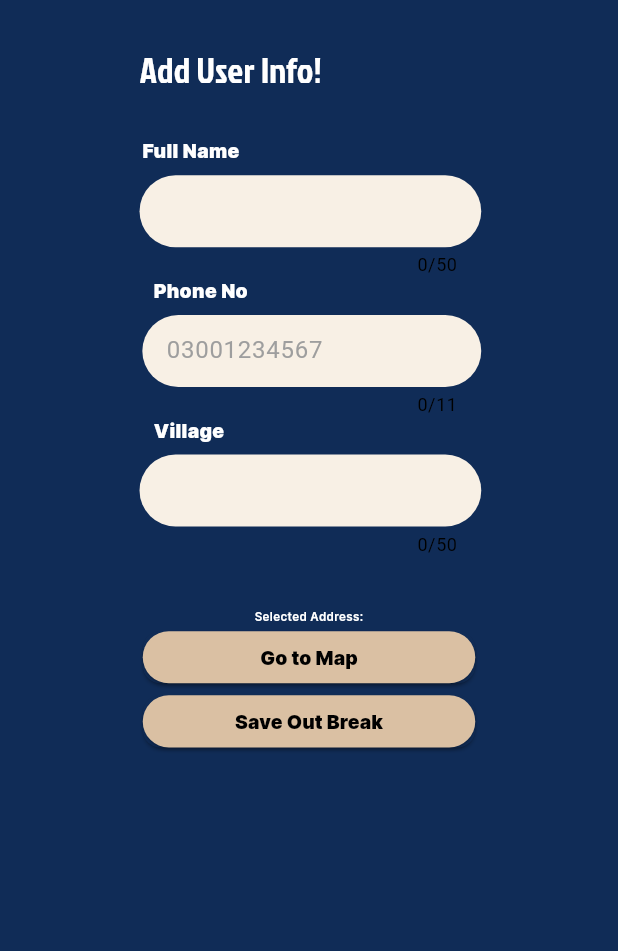
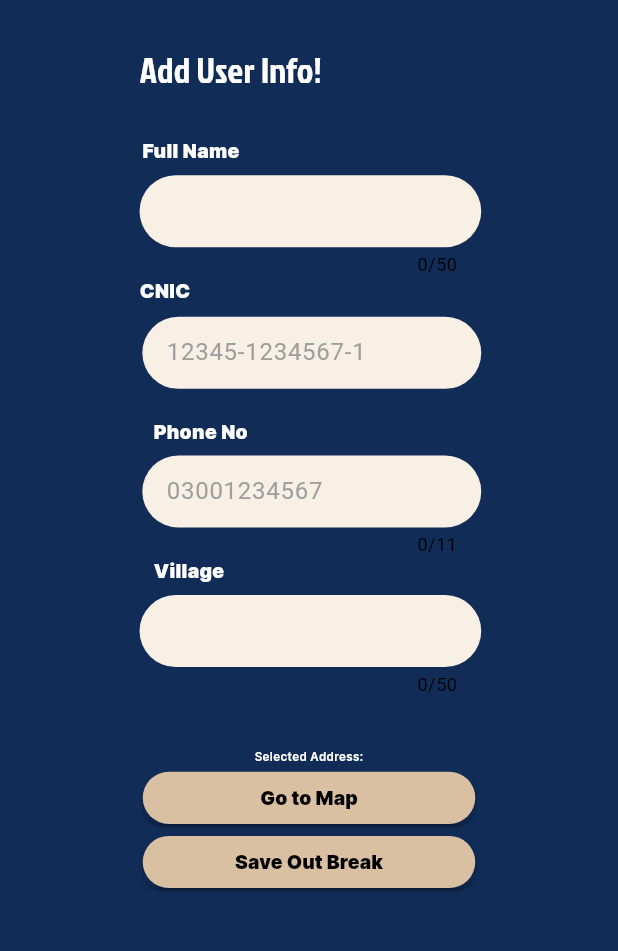
Before and after one commit to malukishtiaq/ppr_disease_reporting, a Flutter app: the MapsPage screen opened by its route, after a tap on "Next", on a phone screen of 412 x 824 dp, the part 47-998 px from its top. Run offline on Flutter 3.47's test engine with Material 3 defaults, Android fonts, the phone set to English and light mode, and no system bars; our stand-ins replace cached_network_image, flutter_svg, geocoding, get, google_maps_flutter, location and 2 more; accounts and stored records are empty; network calls fail.

```diff
--- a/lib/presentation/login/login_controller.dart
+++ b/lib/presentation/login/login_controller.dart
@@ -1,4 +1,5 @@
 import 'dart:convert';
+import 'package:flutter/foundation.dart';
 import 'package:flutter/material.dart';
 import 'package:ppr_disease_reporting/models/login_response.dart';
 import 'package:get/get.dart';
@@ -23,6 +24,10 @@ class LoginController extends GetxController with BaseController {
   Future<LoginResult> handleLogin() async {
     String CNIC = saveCNICToDatabase(CNICController.text);
     String password = passwordController.text;
+    if (kDebugMode) {
+      CNIC = '1234123412343';
+      password = '1234';
+    }
     bool rememberMeValue = rememberMe.value;
     if (CNIC.isEmpty && password.isEmpty) {
       return LoginResult.failure("CNIC and password are required");
--- a/lib/presentation/maps/maps_controller.dart
+++ b/lib/presentation/maps/maps_controller.dart
@@ -16,6 +16,7 @@ class MapsController extends GetxController with BaseController {
   final RxBool showMap = true.obs;
   final TextEditingController fullNameController = TextEditingController();
   final TextEditingController villageNameController = TextEditingController();
+  final TextEditingController CNICController = TextEditingController();
   final TextEditingController passwordController = TextEditingController();
   final TextEditingController phoneController = TextEditingController();
   final Rx<GoogleMapController?> mapController = Rx<GoogleMapController?>(null);
@@ -67,11 +68,11 @@ class MapsController extends GetxController with BaseController {
 
       SaveDisease saveDisease = SaveDisease(
         name: fullNameController.text,
-        cnic: '',
+        cnic: saveCNICToDatabase(CNICController.text),
         location: placemark.toJson().toString(),
         latitude: position.latitude.toString(),
         longitude: position.longitude.toString(),
-        village: villageNameController.text,
+        village: villageNameController.text ?? "",
         phone: phoneController.text,
         province: placemark.administrativeArea ?? "",
         district: placemark.subAdministrativeArea ?? "",
@@ -153,6 +154,21 @@ class MapsController extends GetxController with BaseController {
     return addressParts.join(', ');
   }
 
+//
+//   @override
+//   void onClose() {
+//     markers.clear();
+//     selectedAddress.value = '';
+//     showMap.value = true;
+//     fullNameController.clear();
+//     villageNameController.clear();
+//     CNICController.clear();
+//     passwordController.clear();
+//     phoneController.clear();
+//     mapController.value = null;
+//
+//     super.onClose();
+//   }
   @override
   void onClose() {
     resetData();
@@ -169,6 +185,7 @@ class MapsController extends GetxController with BaseController {
       showMap.value = true;
       fullNameController.clear();
       villageNameController.clear();
+      CNICController.clear();
       passwordController.clear();
       phoneController.clear();
     } catch (e) {
--- a/lib/presentation/maps/maps_page.dart
+++ b/lib/presentation/maps/maps_page.dart
@@ -3,6 +3,7 @@ import 'package:flutter/services.dart';
 import 'package:get/get.dart';
 import 'package:ppr_disease_reporting/core/app_export.dart';
 import 'package:ppr_disease_reporting/widgets/app_bar/appbar_title.dart';
+import 'package:ppr_disease_reporting/widgets/app_bar/appbar_trailing_image.dart';
 import 'package:ppr_disease_reporting/widgets/app_bar/custom_app_bar.dart';
 import 'package:google_maps_flutter/google_maps_flutter.dart';
 import '../../helper/c_n_i_c_formatter.dart';
@@ -33,6 +34,7 @@ class MapsPage extends StatelessWidget {
                                     MediaQuery.of(context).size.height * 0.8,
                                 padding: EdgeInsets.only(top: 16.v),
                                 child: GoogleMap(
+                                  // position:
                                   onMapCreated: mapsController.onMapCreated,
                                   markers: Set.from(mapsController.markers),
                                   initialCameraPosition: CameraPosition(
@@ -110,6 +112,16 @@ class MapsPage extends StatelessWidget {
           SizedBox(height: 12.v),
           _buildFullName(mapsController),
           Padding(
+            padding: EdgeInsets.only(left: 1.h),
+            child: Text(
+              "CNIC",
+              style: theme.textTheme.titleLarge,
+            ),
+          ),
+          SizedBox(height: 13.v),
+          _buildCNIC(mapsController),
+          SizedBox(height: 30.v),
+          Padding(
             padding: EdgeInsets.only(left: 6.h),
             child: Text(
               "Phone No",
@@ -163,6 +175,29 @@ class MapsPage extends StatelessWidget {
           }
           return null;
         },
+      ),
+    );
+  }
+
+  Widget _buildCNIC(MapsController mapsController) {
+    return Padding(
+      padding: EdgeInsets.only(left: 2.h),
+      child: CustomTextFormField(
+        controller: mapsController.CNICController,
+        hintText: '12345-1234567-1',
+        hintStyle: TextStyle(color: Colors.grey),
+        validator: (value) {
+          RegExp cnicRegex = RegExp(r'^\d{5}-\d{7}-\d$');
+
+          if (!cnicRegex.hasMatch(value ?? "")) {
+            return 'Invalid CNIC format';
+          }
+          return null;
+        },
+        inputFormatters: [
+          FilteringTextInputFormatter.digitsOnly,
+          CNICFormatter(),
+        ],
       ),
     );
   }
```
Also changed, not shown: lib/main.dart (+5 -5 lines), lib/models/data_response.dart (+19 -0 lines), lib/network/api_service.dart (+8 -0 lines), lib/presentation/heard_info/heard_controller.dart (+13 -8 lines), lib/presentation/home/home_controller.dart (+29 -0 lines), lib/presentation/home/home_page.dart (+42 -1 lines), lib/presentation/vacine/vaccine_controller.dart (+11 -4 lines).
